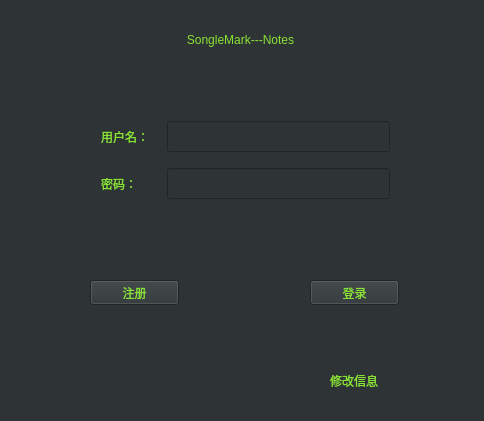
The window that ElectronicNotes/mainwindow.ui (SongleMark/QTElectronicNotes) describes before a commit, drawn with Qt 5.
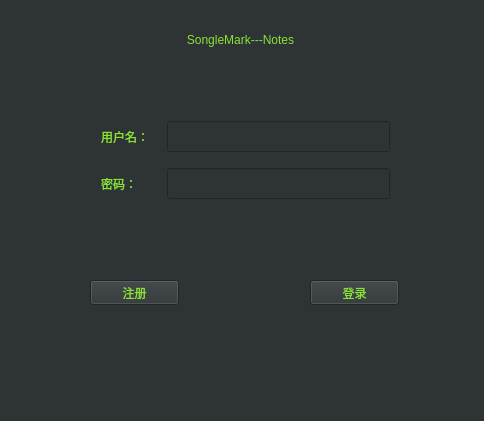
The same window after the commit.

Diff of the .ui file:
```diff
--- a/ElectronicNotes/mainwindow.ui
+++ b/ElectronicNotes/mainwindow.ui
@@ -78,7 +78,7 @@
     <string notr="true">color: rgb(138, 226, 52);</string>
    </property>
    <property name="text">
-    <string>修改信息</string>
+    <string/>
    </property>
   </widget>
   <widget class="QWidget" name="layoutWidget">
```
